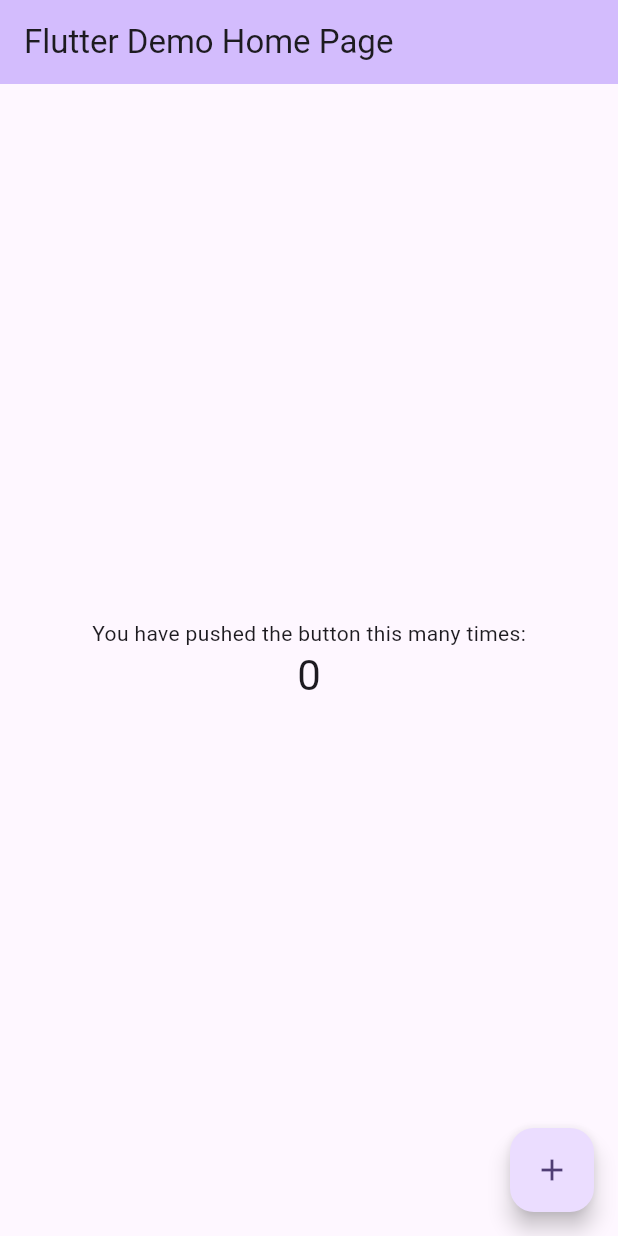
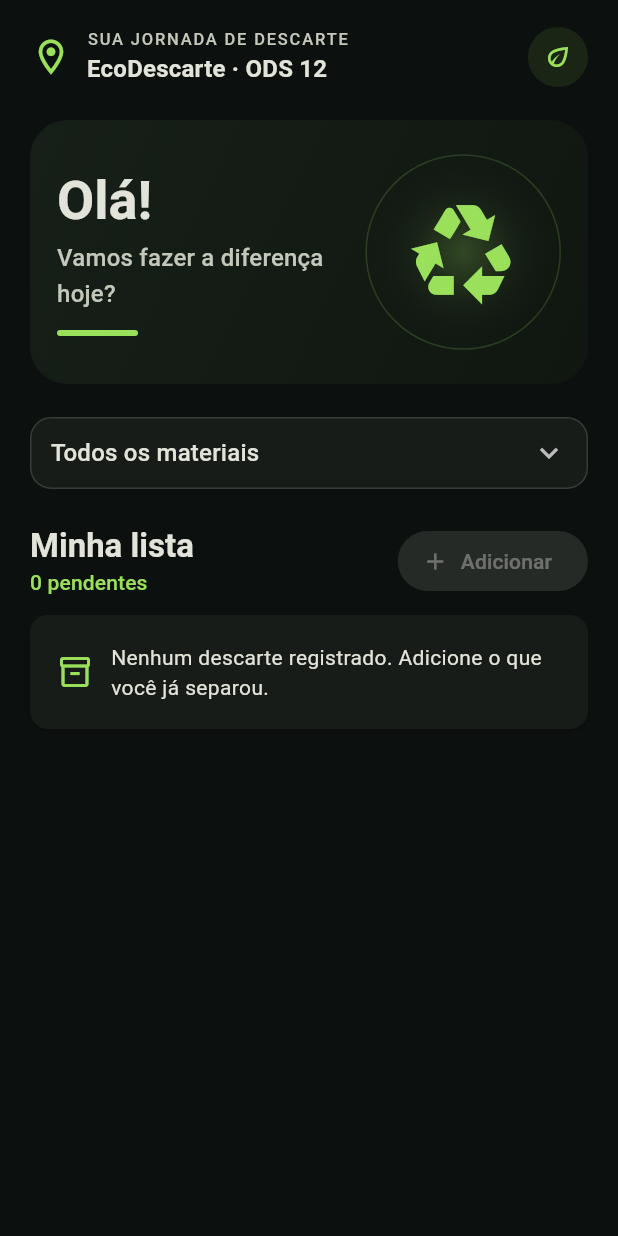
Before and after one commit to eemanuel0/App-Sustentavel, a Flutter app: the screen it shows after launch, on a phone screen of 412 x 824 dp. Run offline on Flutter 3.47's test engine with Material 3 defaults, Android fonts, the phone set to English and light mode, and no system bars.

Commit message:
Monta a tela inicial do EcoDescarte

```diff
--- a/lib/main.dart
+++ b/lib/main.dart
@@ -1,122 +1,33 @@
-import 'package:material_ui/material_ui.dart';
+import 'package:flutter/material.dart';
+
+import 'screens/tela_inicio.dart';
 
 void main() {
-  runApp(const MyApp());
+  runApp(const EcoDescarte());
 }
 
-class MyApp extends StatelessWidget {
-  const MyApp({super.key});
+class EcoDescarte extends StatelessWidget {
+  const EcoDescarte({super.key});
 
-  // This widget is the root of your application.
   @override
   Widget build(BuildContext context) {
+    final cores =
+        ColorScheme.fromSeed(
+          seedColor: const Color(0xFF9BE05B),
+          brightness: Brightness.dark,
+        ).copyWith(
+          primary: const Color(0xFF9BE05B),
+          onPrimary: const Color(0xFF122509),
+          surface: const Color(0xFF0C100E),
+          surfaceContainer: const Color(0xFF171C19),
+          outlineVariant: const Color(0xFF343E36),
+        );
+
     return MaterialApp(
-      title: 'Flutter Demo',
-      theme: ThemeData(
-        // This is the theme of your application.
-        //
-        // TRY THIS: Try running your application with "flutter run". You'll see
-        // the application has a purple toolbar. Then, without quitting the app,
-        // try changing the seedColor in the colorScheme below to Colors.green
-        // and then invoke "hot reload" (save your changes or press the "hot
-        // reload" button in a Flutter-supported IDE, or press "r" if you used
-        // the command line to start the app).
-        //
-        // Notice that the counter didn't reset back to zero; the application
-        // state is not lost during the reload. To reset the state, use hot
-        // restart instead.
-        //
-        // This works for code too, not just values: Most code changes can be
-        // tested with just a hot reload.
-        colorScheme: .fromSeed(seedColor: Colors.deepPurple),
-      ),
-      home: const MyHomePage(title: 'Flutter Demo Home Page'),
+      title: 'EcoDescarte',
+      debugShowCheckedModeBanner: false,
+      theme: ThemeData(useMaterial3: true, colorScheme: cores),
+      home: const TelaInicio(),
     );
   }
 }
-
-class MyHomePage extends StatefulWidget {
-  const MyHomePage({super.key, required this.title});
-
-  // This widget is the home page of your application. It is stateful, meaning
-  // that it has a State object (defined below) that contains fields that affect
-  // how it looks.
-
-  // This class is the configuration for the state. It holds the values (in this
-  // case the title) provided by the parent (in this case the App widget) and
-  // used by the build method of the State. Fields in a Widget subclass are
-  // always marked "final".
-
-  final String title;
-
-  @override
-  State<MyHomePage> createState() => _MyHomePageState();
-}
-
-class _MyHomePageState extends State<MyHomePage> {
-  int _counter = 0;
-
-  void _incrementCounter() {
-    setState(() {
-      // This call to setState tells the Flutter framework that something has
-      // changed in this State, which causes it to rerun the build method below
-      // so that the display can reflect the updated values. If we changed
-      // _counter without calling setState(), then the build method would not be
-      // called again, and so nothing would appear to happen.
-      _counter++;
-    });
-  }
-
-  @override
-  Widget build(BuildContext context) {
-    // This method is rerun every time setState is called, for instance as done
-    // by the _incrementCounter method above.
-    //
-    // The Flutter framework has been optimized to make rerunning build methods
-    // fast, so that you can just rebuild anything that needs updating rather
-    // than having to individually change instances of widgets.
-    return Scaffold(
-      appBar: AppBar(
-        // TRY THIS: Try changing the color here to a specific color (to
-        // Colors.amber, perhaps?) and trigger a hot reload to see the AppBar
-        // change color while the other colors stay the same.
-        backgroundColor: Theme.of(context).colorScheme.inversePrimary,
-        // Here we take the value from the MyHomePage object that was created by
-        // the App.build method, and use it to set our appbar title.
-        title: Text(widget.title),
-      ),
-      body: Center(
-        // Center is a layout widget. It takes a single child and positions it
-        // in the middle of the parent.
-        child: Column(
-          // Column is also a layout widget. It takes a list of children and
-          // arranges them vertically. By default, it sizes itself to fit its
-          // children horizontally, and tries to be as tall as its parent.
-          //
-          // Column has various properties to control how it sizes itself and
-          // how it positions its children. Here we use mainAxisAlignment to
-          // center the children vertically; the main axis here is the vertical
-          // axis because Columns are vertical (the cross axis would be
-          // horizontal).
-          //
-          // TRY THIS: Invoke "debug painting" (choose the "Toggle Debug Paint"
-          // action in the IDE, or press "p" in the console), to see the
-          // wireframe for each widget.
-          mainAxisAlignment: .center,
-          children: [
-            const Text('You have pushed the button this many times:'),
-            Text(
-              '$_counter',
-              style: Theme.of(context).textTheme.headlineMedium,
-            ),
-          ],
-        ),
-      ),
-      floatingActionButton: FloatingActionButton(
-        onPressed: _incrementCounter,
-        tooltip: 'Increment',
-        child: const Icon(Icons.add),
-      ),
-    );
-  }
-}
--- /dev/null
+++ b/lib/models/descarte.dart
@@ -0,0 +1,36 @@
+enum MaterialDescarte {
+  papel('Papel'),
+  plastico('Plástico'),
+  vidro('Vidro'),
+  metal('Metal'),
+  pilhas('Pilhas'),
+  oleo('Óleo'),
+  eletronicos('Eletrônicos'),
+  outros('Outros');
+
+  const MaterialDescarte(this.nome);
+
+  final String nome;
+}
+
+class Descarte {
+  const Descarte({
+    required this.id,
+    required this.nome,
+    required this.material,
+    required this.quantidade,
+    required this.registradoEm,
+    this.entregueEm,
+  });
+
+  final String id;
+  final String nome;
+  final MaterialDescarte material;
+  final int quantidade;
+  final DateTime registradoEm;
+
+  // A data de entrega é a que vai contar para a meta da semana.
+  final DateTime? entregueEm;
+
+  bool get entregue => entregueEm != null;
+}
--- /dev/null
+++ b/lib/screens/tela_inicio.dart
@@ -0,0 +1,339 @@
+import 'package:flutter/material.dart';
+
+import '../models/descarte.dart';
+
+class TelaInicio extends StatefulWidget {
+  const TelaInicio({super.key});
+
+  @override
+  State<TelaInicio> createState() => _TelaInicioState();
+}
+
+class _TelaInicioState extends State<TelaInicio> {
+  // A lista começa vazia porque cada pessoa registra o que separou.
+  final List<Descarte> _descartes = [];
+  MaterialDescarte? _materialSelecionado;
+
+  @override
+  Widget build(BuildContext context) {
+    final cores = Theme.of(context).colorScheme;
+    final textos = Theme.of(context).textTheme;
+    final descartesVisiveis = _materialSelecionado == null
+        ? _descartes
+        : _descartes.where(
+            (descarte) => descarte.material == _materialSelecionado,
+          );
+    final pendentes = _descartes.where((descarte) => !descarte.entregue).length;
+    final textoPendentes = pendentes == 1
+        ? '1 pendente'
+        : '$pendentes pendentes';
+
+    return Scaffold(
+      body: SafeArea(
+        child: Center(
+          child: ConstrainedBox(
+            constraints: const BoxConstraints(maxWidth: 560),
+            child: ListView(
+              padding: const EdgeInsets.fromLTRB(20, 18, 20, 24),
+              children: [
+                const _Cabecalho(),
+                const SizedBox(height: 22),
+                const _BannerReciclagem(),
+                const SizedBox(height: 22),
+                DecoratedBox(
+                  decoration: BoxDecoration(
+                    color: cores.surfaceContainer,
+                    border: Border.all(color: cores.outlineVariant),
+                    borderRadius: BorderRadius.circular(14),
+                  ),
+                  child: Padding(
+                    padding: const EdgeInsets.symmetric(horizontal: 14),
+                    child: DropdownButtonHideUnderline(
+                      child: DropdownButton<MaterialDescarte>(
+                        value: _materialSelecionado,
+                        hint: const Text('Todos os materiais'),
+                        icon: const Icon(Icons.keyboard_arrow_down),
+                        isExpanded: true,
+                        borderRadius: BorderRadius.circular(14),
+                        items: [
+                          const DropdownMenuItem(
+                            child: Text('Todos os materiais'),
+                          ),
+                          for (final material in MaterialDescarte.values)
+                            DropdownMenuItem(
+                              value: material,
+                              child: Text(material.nome),
+                            ),
+                        ],
+                        onChanged: (material) {
+                          setState(() => _materialSelecionado = material);
+                        },
+                      ),
+                    ),
+                  ),
+                ),
+                const SizedBox(height: 24),
+                Wrap(
+                  alignment: WrapAlignment.spaceBetween,
+                  crossAxisAlignment: WrapCrossAlignment.center,
+                  spacing: 12,
+                  runSpacing: 10,
+                  children: [
+                    Column(
+                      crossAxisAlignment: CrossAxisAlignment.start,
+                      children: [
+                        Text(
+                          'Minha lista',
+                          style: textos.titleLarge?.copyWith(
+                            fontWeight: FontWeight.bold,
+                          ),
+                        ),
+                        Text(
+                          textoPendentes,
+                          style: textos.labelLarge?.copyWith(
+                            color: cores.primary,
+                          ),
+                        ),
+                      ],
+                    ),
+                    FilledButton.icon(
+                      onPressed: null,
+                      icon: const Icon(Icons.add),
+                      label: const Text('Adicionar'),
+                    ),
+                  ],
+                ),
+                const SizedBox(height: 12),
+                if (descartesVisiveis.isEmpty)
+                  Card(
+                    margin: EdgeInsets.zero,
+                    color: cores.surfaceContainer,
+                    child: Padding(
+                      padding: const EdgeInsets.all(18),
+                      child: Row(
+                        children: [
+                          Icon(
+                            Icons.inventory_2_outlined,
+                            color: cores.primary,
+                          ),
+                          const SizedBox(width: 12),
+                          Expanded(
+                            child: Text(
+                              _descartes.isEmpty
+                                  ? 'Nenhum descarte registrado. Adicione o que você já separou.'
+                                  : 'Nenhum descarte deste material.',
+                              style: textos.bodyMedium,
+                            ),
+                          ),
+                        ],
+                      ),
+                    ),
+                  )
+                else
+                  for (final descarte in descartesVisiveis)
+                    _CartaoDescarte(descarte: descarte),
+              ],
+            ),
+          ),
+        ),
+      ),
+    );
+  }
+}
+
+class _Cabecalho extends StatelessWidget {
+  const _Cabecalho();
+
+  @override
+  Widget build(BuildContext context) {
+    final cores = Theme.of(context).colorScheme;
+    final textos = Theme.of(context).textTheme;
+
+    return Row(
+      children: [
+        Icon(Icons.location_on_outlined, color: cores.primary, size: 28),
+        const SizedBox(width: 10),
+        Expanded(
+          child: Column(
+            crossAxisAlignment: CrossAxisAlignment.start,
+            children: [
+              Text(
+                'SUA JORNADA DE DESCARTE',
+                style: textos.labelSmall?.copyWith(
+                  color: cores.onSurfaceVariant,
+                  letterSpacing: 1.2,
+                ),
+              ),
+              Text(
+                'EcoDescarte · ODS 12',
+                style: textos.titleMedium?.copyWith(
+                  fontWeight: FontWeight.bold,
+                ),
+              ),
+            ],
+          ),
+        ),
+        const SizedBox(width: 10),
+        ExcludeSemantics(
+          child: CircleAvatar(
+            radius: 20,
+            backgroundColor: cores.primary.withValues(alpha: 0.10),
+            foregroundColor: cores.primary,
+            child: const Icon(Icons.eco_outlined, size: 20),
+          ),
+        ),
+      ],
+    );
+  }
+}
+
+class _BannerReciclagem extends StatelessWidget {
+  const _BannerReciclagem();
+
+  @override
+  Widget build(BuildContext context) {
+    final cores = Theme.of(context).colorScheme;
+    final textos = Theme.of(context).textTheme;
+
+    return Container(
+      constraints: const BoxConstraints(minHeight: 176),
+      padding: const EdgeInsets.all(18),
+      decoration: BoxDecoration(
+        borderRadius: BorderRadius.circular(25),
+        gradient: const LinearGradient(
+          begin: Alignment.topLeft,
+          end: Alignment.bottomRight,
+          colors: [Color(0xFF161F18), Color(0xFF101711)],
+        ),
+      ),
+      child: Row(
+        children: [
+          Expanded(
+            flex: 3,
+            child: Column(
+              crossAxisAlignment: CrossAxisAlignment.start,
+              children: [
+                Text(
+                  'Olá!',
+                  style: textos.displaySmall?.copyWith(
+                    fontWeight: FontWeight.bold,
+                  ),
+                ),
+                const SizedBox(height: 4),
+                Text(
+                  'Vamos fazer a diferença hoje?',
+                  style: textos.titleMedium?.copyWith(
+                    color: cores.onSurfaceVariant,
+                  ),
+                ),
+                const SizedBox(height: 12),
+                Container(
+                  width: 54,
+                  height: 4,
+                  decoration: BoxDecoration(
+                    color: cores.primary,
+                    borderRadius: BorderRadius.circular(4),
+                  ),
+                ),
+              ],
+            ),
+          ),
+          const SizedBox(width: 10),
+          Expanded(
+            flex: 2,
+            child: ExcludeSemantics(
+              child: Center(
+                child: ConstrainedBox(
+                  constraints: const BoxConstraints(maxWidth: 138),
+                  child: AspectRatio(
+                    aspectRatio: 1,
+                    child: DecoratedBox(
+                      decoration: BoxDecoration(
+                        shape: BoxShape.circle,
+                        border: Border.all(
+                          color: cores.primary.withValues(alpha: 0.18),
+                        ),
+                        gradient: RadialGradient(
+                          colors: [
+                            cores.primary.withValues(alpha: 0.23),
+                            cores.primary.withValues(alpha: 0.05),
+                            Colors.transparent,
+                          ],
+                        ),
+                      ),
+                      child: Center(
+                        child: FractionallySizedBox(
+                          widthFactor: 0.58,
+                          heightFactor: 0.58,
+                          child: FittedBox(
+                            child: Icon(Icons.recycling, color: cores.primary),
+                          ),
+                        ),
+                      ),
+                    ),
+                  ),
+                ),
+              ),
+            ),
+          ),
+        ],
+      ),
+    );
+  }
+}
+
+class _CartaoDescarte extends StatelessWidget {
+  const _CartaoDescarte({required this.descarte});
+
+  final Descarte descarte;
+
+  @override
+  Widget build(BuildContext context) {
+    final cores = Theme.of(context).colorScheme;
+    final (icone, cor) = switch (descarte.material) {
+      MaterialDescarte.papel => (Icons.description_outlined, Colors.blue),
+      MaterialDescarte.plastico => (
+        Icons.local_drink_outlined,
+        Colors.redAccent,
+      ),
+      MaterialDescarte.vidro => (Icons.wine_bar, Colors.tealAccent),
+      MaterialDescarte.metal => (Icons.build_outlined, Colors.amber),
+      MaterialDescarte.pilhas => (
+        Icons.battery_charging_full,
+        Colors.purpleAccent,
+      ),
+      MaterialDescarte.oleo => (Icons.water_drop_outlined, Colors.orangeAccent),
+      MaterialDescarte.eletronicos => (Icons.devices, Colors.cyanAccent),
+      MaterialDescarte.outros => (Icons.delete_outline, cores.onSurfaceVariant),
+    };
+    final data = descarte.registradoEm.toLocal();
+    final dia = data.day.toString().padLeft(2, '0');
+    final mes = data.month.toString().padLeft(2, '0');
+
+    return Card(
+      color: cores.surfaceContainer,
+      margin: const EdgeInsets.only(bottom: 8),
+      child: ListTile(
+        leading: CircleAvatar(
+          backgroundColor: cor.withValues(alpha: 0.12),
+          foregroundColor: cor,
+          child: Icon(icone),
+        ),
+        title: Text(
+          descarte.nome,
+          style: descarte.entregue
+              ? const TextStyle(decoration: TextDecoration.lineThrough)
+              : null,
+        ),
+        subtitle: Text(
+          '${descarte.material.nome} · ${descarte.quantidade} un · Reg. $dia/$mes',
+        ),
+        trailing: Icon(
+          descarte.entregue ? Icons.check_circle : Icons.circle_outlined,
+          color: descarte.entregue ? cores.primary : cores.onSurfaceVariant,
+          semanticLabel: descarte.entregue ? 'Entregue' : 'Pendente',
+        ),
+      ),
+    );
+  }
+}
```
Also changed, not shown: pubspec.yaml (+1 -6 lines), pubspec.lock, 1 other file.
